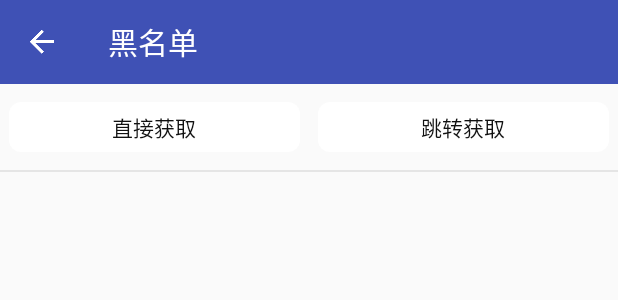
After one commit to khum08/MobileSafe, an Android app: the layout activity_contact.xml on its own in the app's theme, with its tools: preview values and no code run, on a phone screen of 412 x 824 dp. The commit adds this screen. Shown: the top 300 px of the screen. Run offline under Robolectric (Android 15) with nearby library versions, the light colour scheme and no system bars.

Commit message:
add contact activity

```diff
--- a/app/src/main/AndroidManifest.xml
+++ b/app/src/main/AndroidManifest.xml
@@ -1,7 +1,8 @@
 <?xml version="1.0" encoding="utf-8"?>
 <manifest xmlns:android="http://schemas.android.com/apk/res/android"
           package="com.kotlin.khum.mobilesafe">
-
+    <!--读取手机联系人-->
+    <uses-permission android:name="android.permission.READ_CONTACTS"/>
     <application
         android:allowBackup="true"
         android:icon="@mipmap/ic_launcher"
@@ -18,6 +19,7 @@
         <activity android:name=".ui.main.SplashActivity"/>
         <activity android:name=".ui.setting.SettingActivity"/>
         <activity android:name=".ui.guard.GuardActivity"/>
+        <activity android:name=".ui.guard.ContactActivity"/>
 
         <service android:name=".service.BlackNumberService"/>
     </application>
--- a/app/src/main/java/com/kotlin/khum/mobilesafe/ui/guard/AddBlackDialog.kt
+++ b/app/src/main/java/com/kotlin/khum/mobilesafe/ui/guard/AddBlackDialog.kt
@@ -22,6 +22,9 @@ class AddBlackDialog(context: Context?, themeResId: Int) : Dialog(context, theme
     override fun onCreate(savedInstanceState: Bundle?) {
         super.onCreate(savedInstanceState)
         setContentView(R.layout.dialog_black)
+        tv_contact.setOnClickListener{
+            ContactActivity.start(context)
+        }
         tv_confirm.setOnClickListener(View.OnClickListener {
             val phone = tv_input_phone.text.toString()
             if (phone.length!=11){
--- a/app/src/main/java/com/kotlin/khum/mobilesafe/ui/main/MainActivity.java
+++ b/app/src/main/java/com/kotlin/khum/mobilesafe/ui/main/MainActivity.java
@@ -32,7 +32,6 @@ public class MainActivity extends BaseActivity {
         recycler_view.setLayoutManager(layoutManager);
         MainAdapter adapter = new MainAdapter(this);
         recycler_view.setAdapter(adapter);
-
     }
 
     //此方法对应itemview根布局中onclink属性
--- /dev/null
+++ b/app/src/main/res/layout/activity_contact.xml
@@ -0,0 +1,75 @@
+<?xml version="1.0" encoding="utf-8"?>
+<LinearLayout
+    xmlns:android="http://schemas.android.com/apk/res/android"
+    android:layout_width="match_parent"
+    xmlns:app="http://schemas.android.com/apk/res-auto"
+    android:layout_height="match_parent"
+    android:orientation="vertical"
+    >
+    <android.support.v7.widget.Toolbar
+        android:layout_width="match_parent"
+        android:layout_height="wrap_content"
+        android:background="@color/colorPrimary"
+        android:id="@+id/tool_bar"
+        app:title="黑名单"
+        app:titleTextColor="@color/color_white"
+        app:navigationIcon="@drawable/ic_arrow_back_white_24dp"
+        >
+
+    </android.support.v7.widget.Toolbar>
+    <RadioGroup
+        android:id="@+id/radio_group"
+        android:layout_width="match_parent"
+        android:layout_height="wrap_content"
+        android:paddingTop="@dimen/dimen_12"
+        android:paddingBottom="@dimen/dimen_12"
+        android:orientation="horizontal"
+        >
+
+        <android.support.v7.widget.AppCompatRadioButton
+            android:id="@+id/get_contact"
+            android:layout_width="0dp"
+            android:layout_weight="1"
+            android:layout_height="wrap_content"
+            android:button="@null"
+            android:background="@drawable/selector_radio"
+            android:gravity="center"
+            android:padding="@dimen/dimen_6"
+            android:layout_marginLeft="@dimen/dimen_6"
+            android:layout_marginRight="@dimen/dimen_6"
+            android:text="@string/black_get_contact"
+            android:textColor="@drawable/selector_radio_text"
+            />
+
+        <android.support.v7.widget.AppCompatRadioButton
+            android:id="@+id/jump_contact"
+            android:layout_width="0dp"
+            android:layout_weight="1"
+            android:layout_height="wrap_content"
+            android:gravity="center"
+            android:layout_marginLeft="@dimen/dimen_6"
+            android:layout_marginRight="@dimen/dimen_6"
+            android:button="@null"
+            android:background="@drawable/selector_radio"
+            android:padding="@dimen/dimen_6"
+            android:text="@string/black_jump_contact"
+            android:textColor="@drawable/selector_radio_text"
+            />
+
+    </RadioGroup>
+    <View
+        android:layout_width="match_parent"
+        android:layout_height="@dimen/line"
+        android:background="@color/color_line"
+        />
+
+    <android.support.v7.widget.RecyclerView
+        android:id="@+id/contact_recycler_view"
+        android:layout_width="match_parent"
+        android:layout_height="0dp"
+        android:layout_weight="1"
+        />
+
+
+
+</LinearLayout>
--- a/app/src/main/res/values/strings.xml
+++ b/app/src/main/res/values/strings.xml
@@ -32,6 +32,9 @@
     <string name="intercept_phone">拦截电话</string>
     <string name="intercept_message">拦截短信</string>
     <string name="intercept_all">拦截所有</string>
+    <string name="black_add_contact">联系人</string>
+    <string name="black_get_contact">直接获取</string>
+    <string name="black_jump_contact">跳转获取</string>
 
 
     <!--====================================================
```
Also changed, not shown: app/src/main/java/com/kotlin/khum/mobilesafe/ui/guard/ContactActivity.kt (added, +148 -0 lines), app/src/main/java/com/kotlin/khum/mobilesafe/ui/guard/ContactAdapter.kt (added, +20 -0 lines), app/src/main/res/layout/dialog_black.xml (+20 -2 lines), app/src/main/res/layout/item_contact.xml (added, +38 -0 lines).
